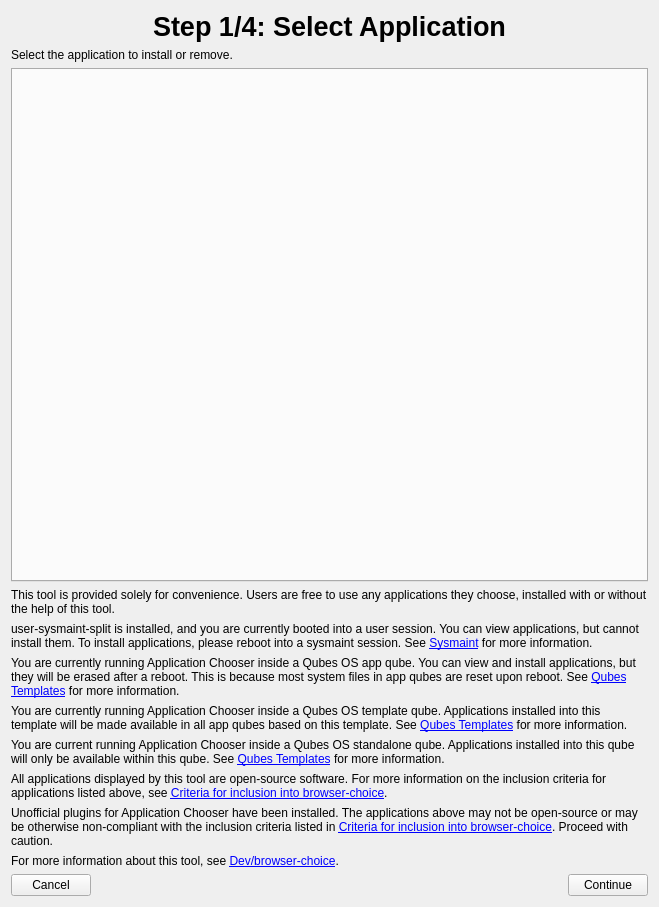
Old version of the form ui/selectapplicationpage.ui in the repository Kicksecure/browser-choice.
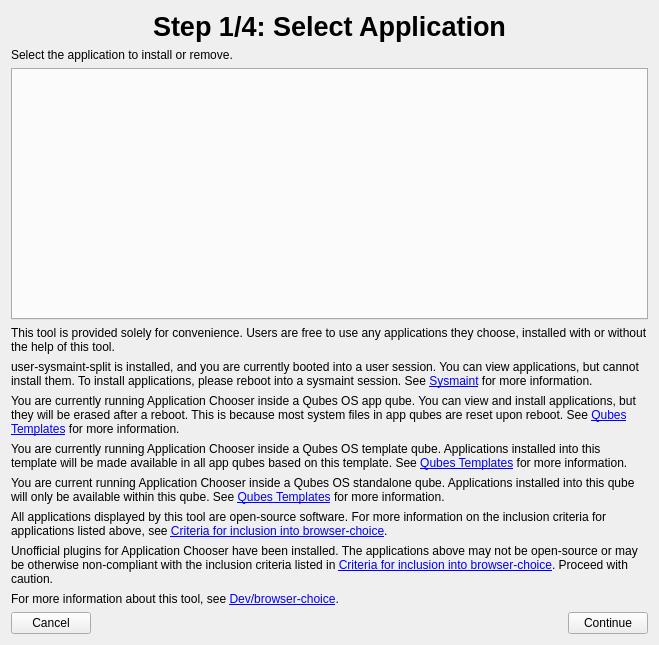
New version of the form. Icons and pictures are not drawn.

Diff of the .ui file:
```diff
--- a/ui/selectapplicationpage.ui
+++ b/ui/selectapplicationpage.ui
@@ -7,7 +7,7 @@
     <x>0</x>
     <y>0</y>
     <width>659</width>
-    <height>907</height>
+    <height>645</height>
    </rect>
   </property>
   <property name="windowTitle">
```
